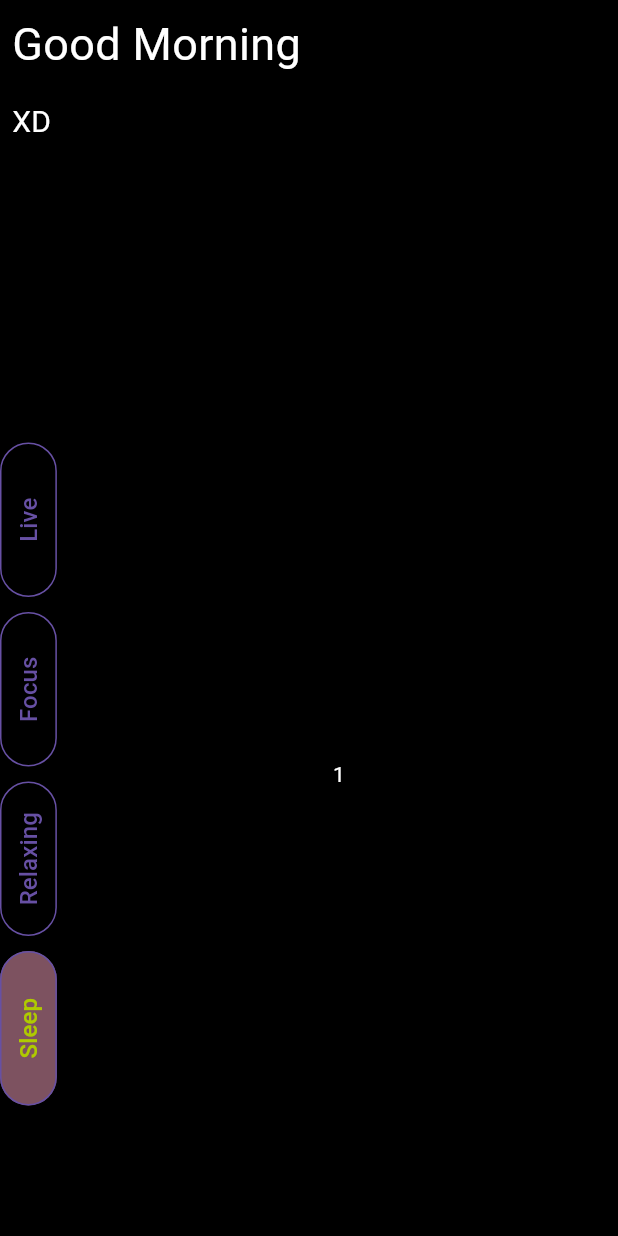
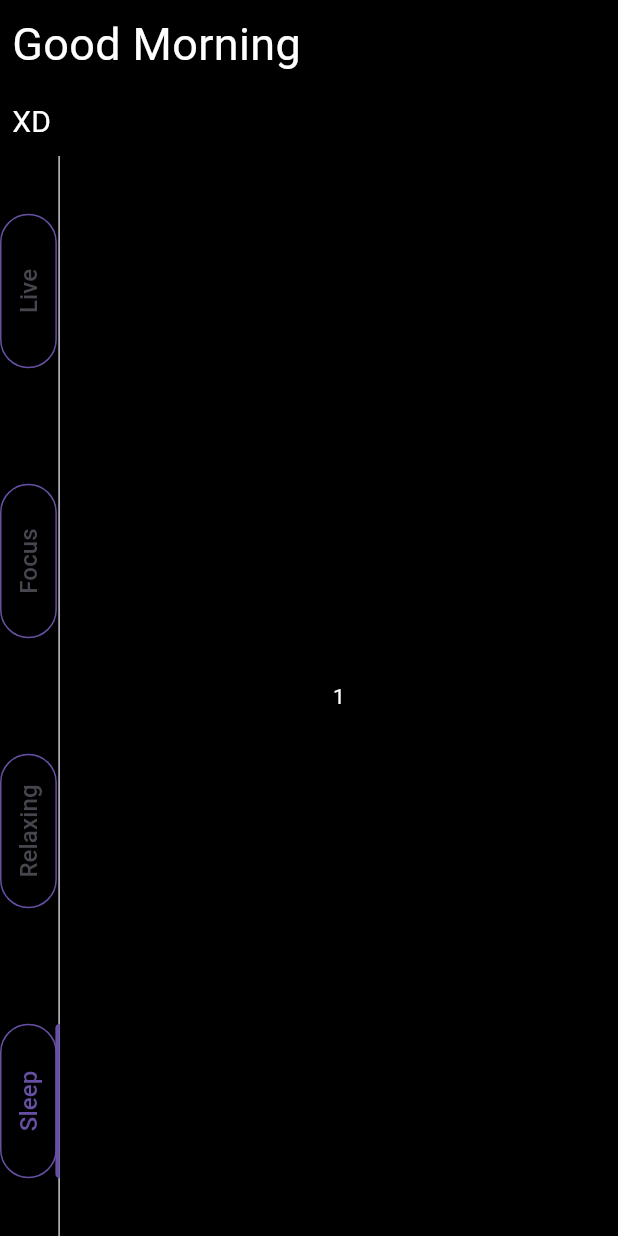
Before and after one commit to BtrXgit/Aura, a Flutter app: the AuraHomePage screen opened directly with empty values, on a phone screen of 412 x 824 dp. Run offline on Flutter 3.47's test engine with Material 3 defaults, Android fonts, the phone set to English and light mode, and no system bars; our stand-ins replace bootstrap_icons, cloud_firestore, firebase_core, flutter_cache_manager, flutter_staggered_animations, get and 5 more; missing offline and left inert: flutter_floating_bottom_bar; accounts and stored records are empty.

Commit message:
tabbar fixed, tabview added

```diff
--- a/aura/lib/routes/aura.dart
+++ b/aura/lib/routes/aura.dart
@@ -2,6 +2,7 @@ import 'package:flutter/material.dart';
 
 class AuraHomePage extends StatefulWidget {
   final ScrollController controller;
+
   const AuraHomePage({required this.controller, Key? key}) : super(key: key);
 
   @override
@@ -12,17 +13,12 @@ class _AuraHomePageState extends State<AuraHomePage>
     with SingleTickerProviderStateMixin {
   late TabController _tabController;
 
-  final List<String> data = [
-    'Sleep',
-    'Relaxing',
-    'Focus',
-    "Live",
-  ];
+  final List<String> data = ['Sleep', 'Relaxing', 'Focus', 'Live'];
 
   @override
   void initState() {
     super.initState();
-    _tabController = TabController(length: 4, vsync: this);
+    _tabController = TabController(length: data.length, vsync: this);
   }
 
   String _getGreeting() {
@@ -63,24 +59,39 @@ class _AuraHomePageState extends State<AuraHomePage>
                 style: TextStyle(color: Colors.white, fontSize: 20),
               ),
             ),
-            Row(
+            Expanded(
+              child: Row(
+                crossAxisAlignment: CrossAxisAlignment.start,
                 children: [
                   RotatedBox(
                     quarterTurns: 3,
                     child: _buildTabBar(),
                   ),
                   Expanded(
-                  child: SingleChildScrollView(
-                    controller: widget.controller,
-                    child: Column(
-                      crossAxisAlignment: CrossAxisAlignment.center,
+                    child: TabBarView(
+                      controller: _tabController,
                       children: [
-                        _buildTabViews(),
+                        Center(
+                          child:
+                              Text('1', style: TextStyle(color: Colors.white)),
+                        ),
+                        Center(
+                          child:
+                              Text('2', style: TextStyle(color: Colors.white)),
+                        ),
+                        Center(
+                          child:
+                              Text('3', style: TextStyle(color: Colors.white)),
+                        ),
+                        Center(
+                          child:
+                              Text('4', style: TextStyle(color: Colors.white)),
+                        ),
                       ],
                     ),
                   ),
+                ],
               ),
-              ],
             ),
           ],
         ),
@@ -91,20 +102,7 @@ class _AuraHomePageState extends State<AuraHomePage>
   Widget _buildTabBar() {
     Color primaryColour = Theme.of(context).colorScheme.primary;
     return TabBar(
-      dividerColor: Colors.transparent,
-      tabAlignment: TabAlignment.start,
-      physics: const BouncingScrollPhysics(),
-      indicatorPadding: const EdgeInsets.fromLTRB(0, 0, 0, 2),
       controller: _tabController,
-      indicatorColor: Theme.of(context).colorScheme.tertiary,
-      indicator: BoxDecoration(
-        color: Theme.of(context).colorScheme.tertiary,
-        borderRadius: BorderRadius.circular(20),
-      ),
-      labelColor: const Color.fromARGB(255, 175, 202, 0),
-      unselectedLabelColor: primaryColour,
-      isScrollable: true,
-      labelPadding: const EdgeInsets.symmetric(horizontal: 5),
       tabs: data.map((tab) {
         return Container(
           height: MediaQuery.of(context).size.height * 0.046,
@@ -126,39 +124,4 @@ class _AuraHomePageState extends State<AuraHomePage>
       }).toList(),
     );
   }
-
-  Widget _buildTabViews() {
-    return SizedBox(
-      height: MediaQuery.of(context).size.height,
-      child: TabBarView(
-        controller: _tabController,
-        children: [
-          Center(
-            child: Text(
-              '1',
-              style: TextStyle(color: Colors.white),
-            ),
-          ),
-          Center(
-            child: Text(
-              '2',
-              style: TextStyle(color: Colors.white),
-            ),
-          ),
-          Center(
-            child: Text(
-              '3',
-              style: TextStyle(color: Colors.white),
-            ),
-          ),
-          Center(
-            child: Text(
-              '4',
-              style: TextStyle(color: Colors.white),
-            ),
-          ),
-        ],
-      ),
-    );
 }
-}
```
Lines whose indentation alone changed are shown as unchanged.
